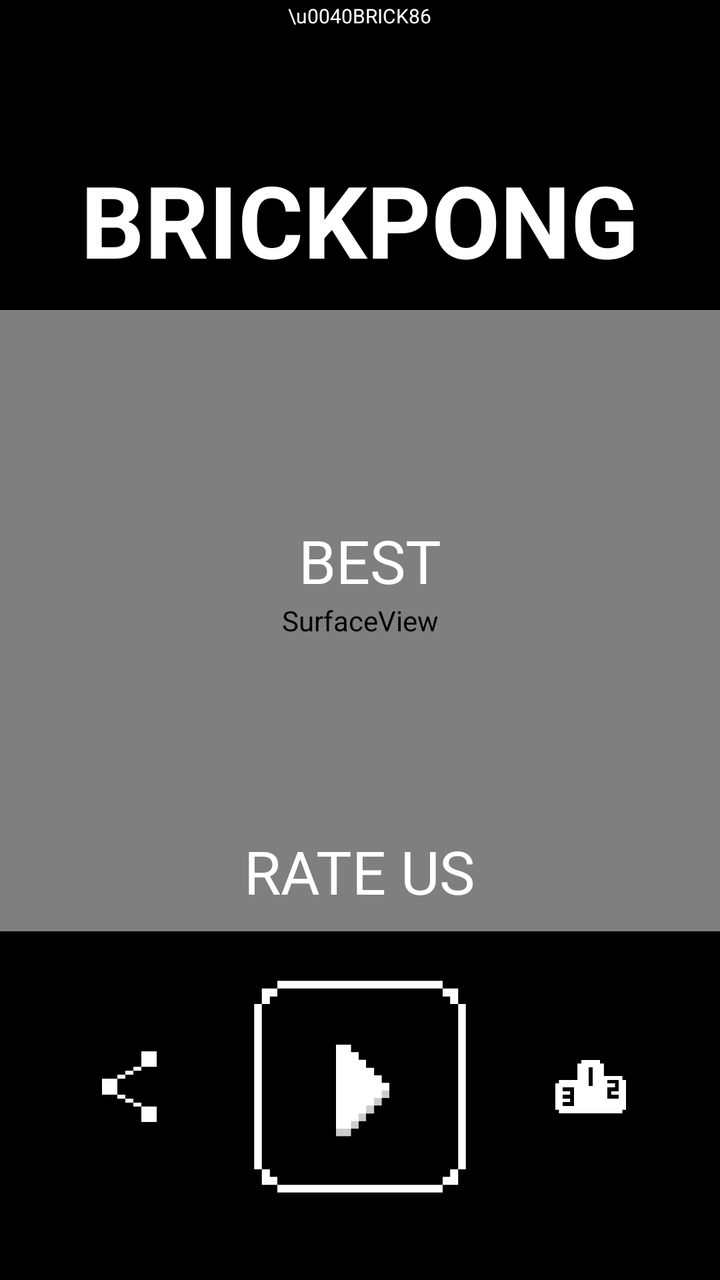
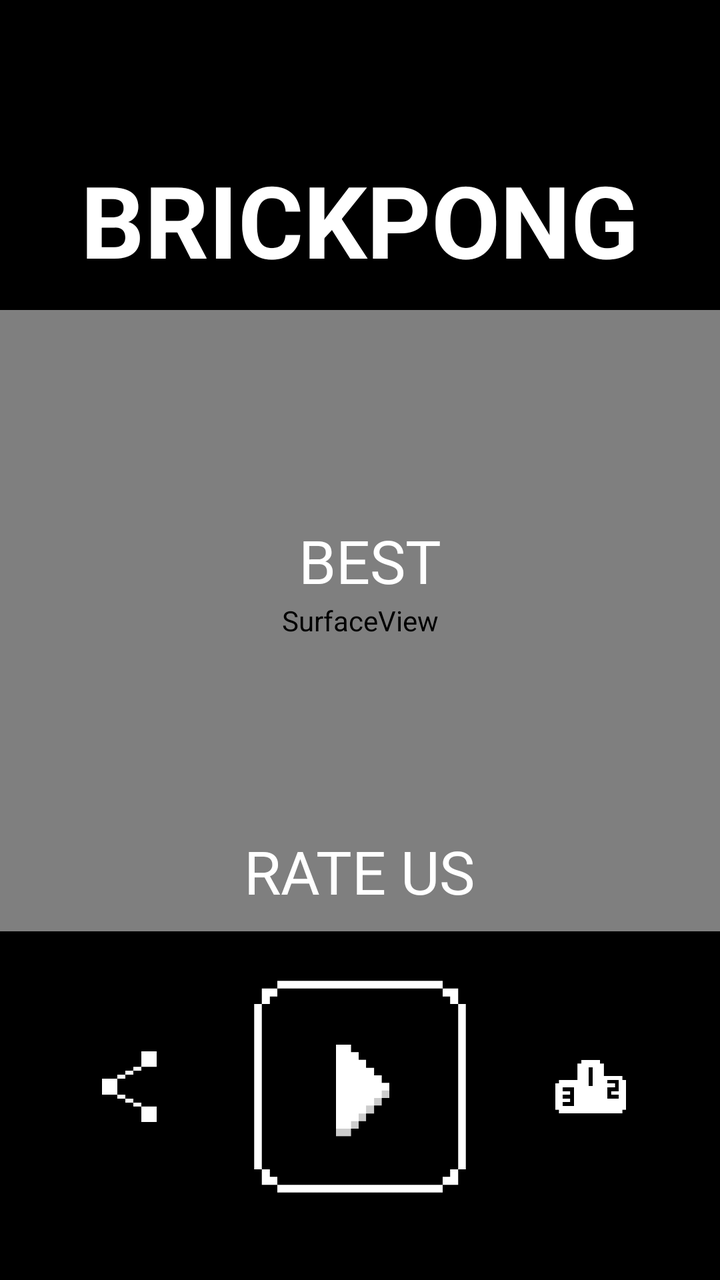

The first picture is an Android layout as it rendered before a commit; the second is the same layout after the commit. The layout source and the unified diff follow.
<!-- AndroidManifest.xml: application theme AppTheme -->
<!-- res/layout/activity_main.xml -->
<?xml version="1.0" encoding="utf-8"?>
<RelativeLayout
    xmlns:android="http://schemas.android.com/apk/res/android"
    xmlns:tools="http://schemas.android.com/tools"
    xmlns:ads="http://schemas.android.com/apk/res-auto"

    android:layout_width = "match_parent"
    android:layout_height = "match_parent"
    tools:context = ".MainActivity"

    android:orientation = "vertical"
    android:gravity = "center"
    android:background = "@android:color/black">

    <RelativeLayout
        android:layout_width = "match_parent"
        android:layout_height = "match_parent"
        android:layout_above = "@+id/adView" >

        <TextView
            android:id = "@+id/brick86"
            android:layout_width = "wrap_content"
            android:layout_height = "wrap_content"

            android:layout_marginTop = "1dp"
            android:gravity = "center"
            android:layout_centerHorizontal = "true"
            android:layout_alignParentTop = "true"

            android:text = "\u0040BRICK86"
            android:textSize = "10dp"
            android:textColor = "@android:color/white" />

        <LinearLayout
            android:layout_width = "match_parent"
            android:layout_height = "match_parent"
            android:orientation = "vertical"
            android:gravity = "center"
            android:weightSum = "4">

            <RelativeLayout
                android:layout_width = "match_parent"
                android:layout_height = "0dp"
                android:layout_weight = "1">

                <TextView
                    android:id = "@+id/title"
                    android:layout_width = "wrap_content"
                    android:layout_height = "wrap_content"

                    android:layout_marginBottom = "12dp"
                    android:layout_alignParentBottom = "true"
                    android:layout_centerHorizontal = "true"

                    android:text = "@string/app_name"
                    android:textColor = "@android:color/white"
                    android:textSize = "50dp"
                    android:textStyle = "bold" />

                <LinearLayout
                    android:id = "@+id/btn_pause"
                    android:visibility = "invisible"
                    android:layout_width = "wrap_content"
                    android:layout_height = "wrap_content"

                    android:layout_marginBottom = "12dp"
                    android:layout_marginRight = "12dp"
                    android:layout_alignParentBottom = "true"
                    android:layout_alignParentRight = "true"
                    android:layout_alignParentEnd = "true">

                    <ImageView
                        android:layout_width = "50dp"
                        android:layout_height = "50dp"
                        android:src = "@drawable/pause"/>

                </LinearLayout>

            </RelativeLayout>

            <RelativeLayout
                android:layout_weight = "2"
                android:layout_width = "match_parent"
                android:layout_height = "0dp">

                <SurfaceView
                    android:id = "@+id/gameView"
                    android:layout_width = "match_parent"
                    android:layout_height = "match_parent"/>

                <LinearLayout
                    android:id = "@+id/best_lyt"
                    android:layout_width = "match_parent"
                    android:layout_height = "wrap_content"

                    android:orientation = "vertical"
                    android:gravity = "center"

                    android:paddingLeft = "10dp"
                    android:layout_centerVertical = "true"
                    android:layout_alignParentLeft = "true"
                    android:layout_alignParentStart = "true">

                    <TextView
                        android:id = "@+id/best_label_menu"
                        android:layout_width = "wrap_content"
                        android:layout_height = "wrap_content"

                        android:text="@string/best"
                        android:textSize = "30dp"
                        android:textColor = "@android:color/white"/>

                    <TextView
                        android:id = "@+id/best_menu"
                        android:layout_width = "wrap_content"
                        android:layout_height = "wrap_content"

                        android:textSize = "45dp"
                        android:textColor = "@android:color/white"/>

                </LinearLayout>

                <LinearLayout
                    android:id = "@+id/score_layout"
                    android:layout_width = "match_parent"
                    android:layout_height = "wrap_content"

                    android:gravity = "center"
                    android:visibility = "invisible"
                    android:orientation = "horizontal"

                    android:layout_centerVertical = "true"
                    android:layout_alignParentLeft = "true"
                    android:layout_alignParentStart = "true">

                    <LinearLayout
                        android:layout_width = "wrap_content"
                        android:layout_height = "wrap_content"

                        android:orientation = "vertical"
                        android:gravity = "center"

                        android:paddingRight = "10dp">

                        <TextView
                            android:id = "@+id/score_label"
                            android:layout_width = "wrap_content"
                            android:layout_height = "wrap_content"

                            android:text = "@string/score"
                            android:textSize = "30dp"
                            android:textColor = "@android:color/white" />

                        <TextView
                            android:id = "@+id/score"
                            android:layout_width = "wrap_content"
                            android:layout_height = "wrap_content"

                            android:textSize = "45dp"
                            android:textColor = "@android:color/white"/>

                    </LinearLayout>

                    <LinearLayout
                        android:layout_width = "wrap_content"
                        android:layout_height = "wrap_content"
                        android:orientation = "vertical"
                        android:gravity = "center"
                        android:paddingLeft = "10dp">

                        <TextView
                            android:id = "@+id/best_label"
                            android:layout_width = "wrap_content"
                            android:layout_height = "wrap_content"

                            android:text = "@string/best"
                            android:textSize = "30dp"
                            android:textColor = "@android:color/white"/>

                        <TextView
                            android:id = "@+id/best"
                            android:layout_width = "wrap_content"
                            android:layout_height = "wrap_content"

                            android:textSize = "45dp"
                            android:textColor = "@android:color/white"/>

                    </LinearLayout>

                </LinearLayout>

                <TextView
                    android:id = "@+id/points"
                    android:layout_width = "wrap_content"
                    android:layout_height = "wrap_content"

                    android:visibility = "invisible"

                    android:layout_centerHorizontal = "true"
                    android:layout_centerVertical = "true"

                    android:textSize = "50dp"
                    android:textStyle = "bold"
                    android:textColor = "@android:color/white" />

                <TextView
                    android:id = "@+id/rate_us"
                    android:layout_width = "wrap_content"
                    android:layout_height = "wrap_content"

                    android:layout_alignParentBottom = "true"
                    android:layout_centerHorizontal = "true"
                    android:layout_marginBottom = "10dp"

                    android:textSize = "30dp"
                    android:text = "@string/rate_us"
                    android:textColor = "@android:color/white" />

                <include layout = "@layout/tutorial_menu" ></include>

            </RelativeLayout>

            <RelativeLayout
                android:layout_width = "match_parent"
                android:layout_height = "0dp"
                android:layout_weight = "1"
                android:padding = "15dp">

                <LinearLayout
                    android:id = "@+id/lyt_menu"
                    android:layout_width = "match_parent"
                    android:layout_height = "match_parent"
                    android:orientation = "horizontal"
                    android:gravity = "center"
                    android:weightSum = "10">

                    <LinearLayout
                        android:id = "@+id/share"
                        android:layout_width = "0dp"
                        android:layout_height = "wrap_content"

                        android:clickable = "true"
                        android:layout_margin = "1dp"
                        android:padding = "14dp"
                        android:layout_weight = "2"
                        android:gravity = "center">

                        <ImageView
                            android:layout_width = "match_parent"
                            android:layout_height = "match_parent"
                            android:src = "@drawable/share"/>

                    </LinearLayout>

                    <LinearLayout
                        android:layout_weight = "5"
                        android:id = "@+id/play"
                        android:layout_width = "0dp"
                        android:layout_height = "match_parent"

                        android:clickable = "true"
                        android:layout_margin = "1dp"
                        android:padding = "5dp"
                        android:gravity = "center"
                        android:orientation = "horizontal">

                        <ImageView
                            android:layout_width = "match_parent"
                            android:layout_height = "match_parent"
                            android:src = "@drawable/play"/>

                    </LinearLayout>

                    <LinearLayout
                        android:id = "@+id/trophies"
                        android:layout_width = "0dp"
                        android:layout_height = "wrap_content"

                        android:clickable = "true"
                        android:layout_margin = "1dp"
                        android:padding = "14dp"
                        android:layout_weight = "2"
                        android:gravity = "center">

                        <ImageView
                            android:layout_width = "match_parent"
                            android:layout_height = "match_parent"
                            android:src = "@drawable/leatherboard"/>

                    </LinearLayout>

                </LinearLayout>

                <LinearLayout
                    android:id = "@+id/lyt_game"
                    android:layout_width = "match_parent"
                    android:layout_height = "match_parent"

                    android:orientation = "horizontal"
                    android:gravity = "center"
                    android:visibility = "invisible"
                    android:weightSum = "5">

                    <LinearLayout
                        android:id = "@+id/left_arrow"
                        android:layout_width = "0dp"
                        android:layout_height = "match_parent"

                        android:layout_weight = "2"
                        android:gravity = "center"
                        android:clickable = "true"
                        android:layout_margin = "1dp"
                        android:padding = "10dp"
                        android:orientation = "horizontal">

                        <ImageView
                            android:layout_width = "match_parent"
                            android:layout_height = "match_parent"
                            android:src = "@drawable/arrow_left"/>

                    </LinearLayout>

                    <LinearLayout
                        android:id = "@+id/right_arrow"
                        android:layout_width = "0dp"
                        android:layout_height = "match_parent"

                        android:layout_weight = "2"
                        android:gravity = "center"
                        android:layout_margin = "1dp"
                        android:padding = "10dp"
                        android:clickable = "true"
                        android:orientation = "horizontal">

                        <ImageView
                            android:layout_width = "match_parent"
                            android:layout_height = "match_parent"
                            android:src = "@drawable/arrow_right"/>

                    </LinearLayout>

                </LinearLayout>

            </RelativeLayout>

        </LinearLayout>

    </RelativeLayout>

    <com.google.android.gms.ads.AdView
        android:id = "@+id/adView"
        android:layout_centerHorizontal = "true"
        android:layout_alignParentBottom = "true"
        android:layout_width = "wrap_content"
        android:layout_height = "wrap_content"
        ads:adSize = "BANNER"
        android:visibility="invisible"

        ads:adUnitId = "@string/main_banner_id">
    </com.google.android.gms.ads.AdView>

</RelativeLayout>
<!-- res/layout/tutorial_menu.xml (included above) -->
<?xml version="1.0" encoding="utf-8"?>
<LinearLayout
    xmlns:android="http://schemas.android.com/apk/res/android"
    android:id="@+id/tutorial"
    android:orientation="horizontal"
    android:weightSum="4"
    android:layout_width="match_parent"
    android:layout_height="match_parent"

    android:gravity="center"
    android:visibility="invisible">

        <LinearLayout

            android:layout_width="0dp"
            android:layout_weight="3"
            android:layout_height="wrap_content"
            android:background="@android:color/white"
            android:padding="3dp">

                <LinearLayout
                    android:layout_width="wrap_content"
                    android:layout_height="wrap_content"
                    android:orientation="vertical"
                    android:gravity="center"
                    android:background="@android:color/black"
                    android:padding="10dp">

                        <TextView
                            android:layout_marginTop="10dp"
                            android:id="@+id/tutorial_title"
                            android:layout_width="wrap_content"
                            android:layout_height="wrap_content"

                            android:gravity="center"
                            android:text="@string/tutorial_title_1"
                            android:textColor="@android:color/white"
                            android:textSize="30dp"
                            android:textStyle="bold"/>

                        <TextView
                            android:id="@+id/ok"

                            android:layout_marginTop="25dp"
                            android:layout_marginBottom="10dp"
                            android:layout_width="wrap_content"
                            android:layout_height="wrap_content"
                            android:gravity="center"
                            android:text="OK"
                            android:textSize="30dp"
                            android:textStyle="bold"
                            android:textColor="@android:color/white" />

                </LinearLayout>

        </LinearLayout>



</LinearLayout>
<!-- resources referenced by this layout -->
<resources>
  <!-- drawable arrow_left: png bitmap (drawable, 10245 bytes) -->
  <!-- drawable arrow_right: png bitmap (drawable, 10449 bytes) -->
  <!-- drawable leatherboard: png bitmap (drawable, 3489 bytes) -->
  <!-- drawable pause: png bitmap (drawable, 2493 bytes) -->
  <!-- drawable play: png bitmap (drawable, 8595 bytes) -->
  <!-- drawable share: png bitmap (drawable, 8052 bytes) -->
  <string name="app_name">BRICKPONG</string>
  <string name="best">BEST</string>
  <string name="main_banner_id">ca-app-pub-4001297408363108/5270109072</string>
  <string name="rate_us">RATE US</string>
  <string name="score">SCORE</string>
  <string name="tutorial_title_1">Tap the arrows to move the paddles</string>
  <style name="AppTheme" parent="Theme.AppCompat.Light.DarkActionBar">
          
          <item name="colorPrimary">@color/colorPrimary</item>
          <item name="colorPrimaryDark">@color/colorPrimaryDark</item>
          <item name="colorAccent">@color/colorAccent</item>
      </style>
  <color name="colorPrimary">#000000</color>
  <color name="colorPrimaryDark">#000000</color>
  <color name="colorAccent">#000000</color>
</resources>

<!-- the commit's change to res/layout/activity_main.xml (unified diff, before → after) -->
@@ -16,20 +16,6 @@
         android:layout_width = "match_parent"
         android:layout_height = "match_parent"
         android:layout_above = "@+id/adView" >
-
-        <TextView
-            android:id = "@+id/brick86"
-            android:layout_width = "wrap_content"
-            android:layout_height = "wrap_content"
-
-            android:layout_marginTop = "1dp"
-            android:gravity = "center"
-            android:layout_centerHorizontal = "true"
-            android:layout_alignParentTop = "true"
-
-            android:text = "\u0040BRICK86"
-            android:textSize = "10dp"
-            android:textColor = "@android:color/white" />
 
         <LinearLayout
             android:layout_width = "match_parent"
<!-- resource entries referenced after the edit -->
@@ -1,7 +1,7 @@
 <!-- resources referenced by this layout -->
 <resources>
-  <!-- drawable arrow_left: png bitmap (drawable, 10245 bytes) -->
-  <!-- drawable arrow_right: png bitmap (drawable, 10449 bytes) -->
+  <!-- drawable arrow_left: png bitmap (drawable, 9657 bytes) -->
+  <!-- drawable arrow_right: png bitmap (drawable, 9699 bytes) -->
   <!-- drawable leatherboard: png bitmap (drawable, 3489 bytes) -->
   <!-- drawable pause: png bitmap (drawable, 2493 bytes) -->
   <!-- drawable play: png bitmap (drawable, 8595 bytes) -->
